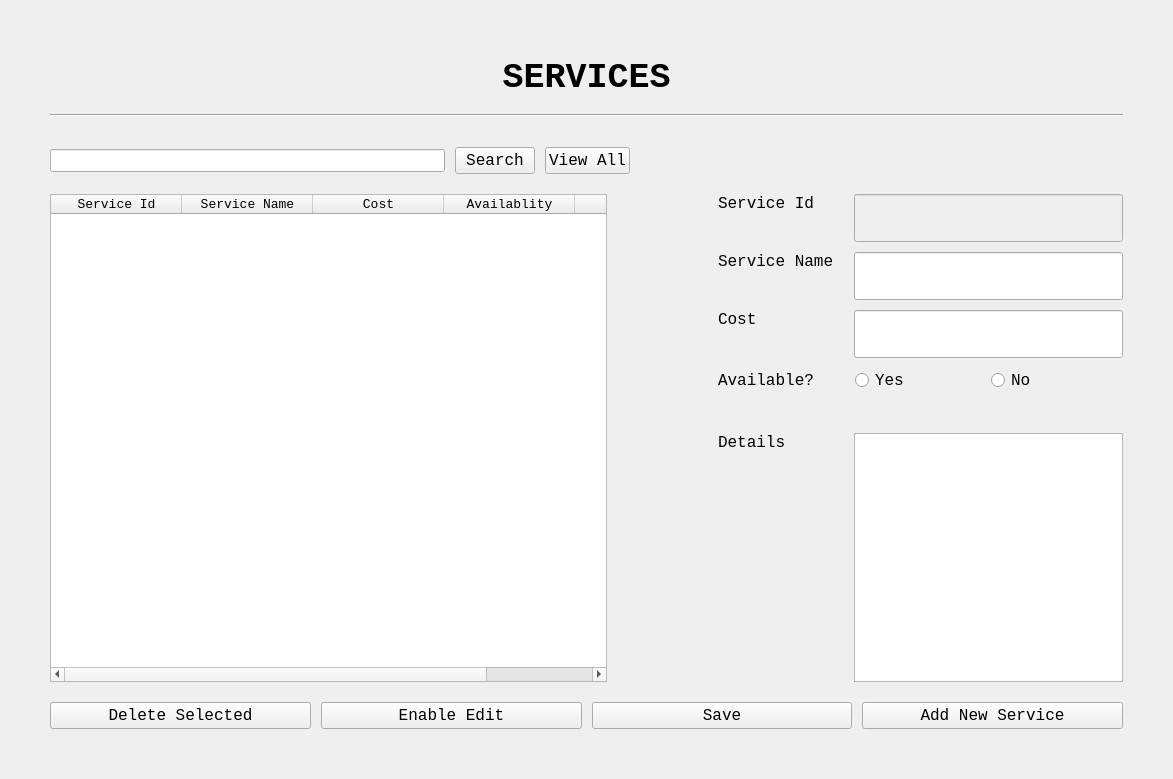
Old version of the form ServiceUI.ui in the repository ASNaeem/Simple-VCMS.
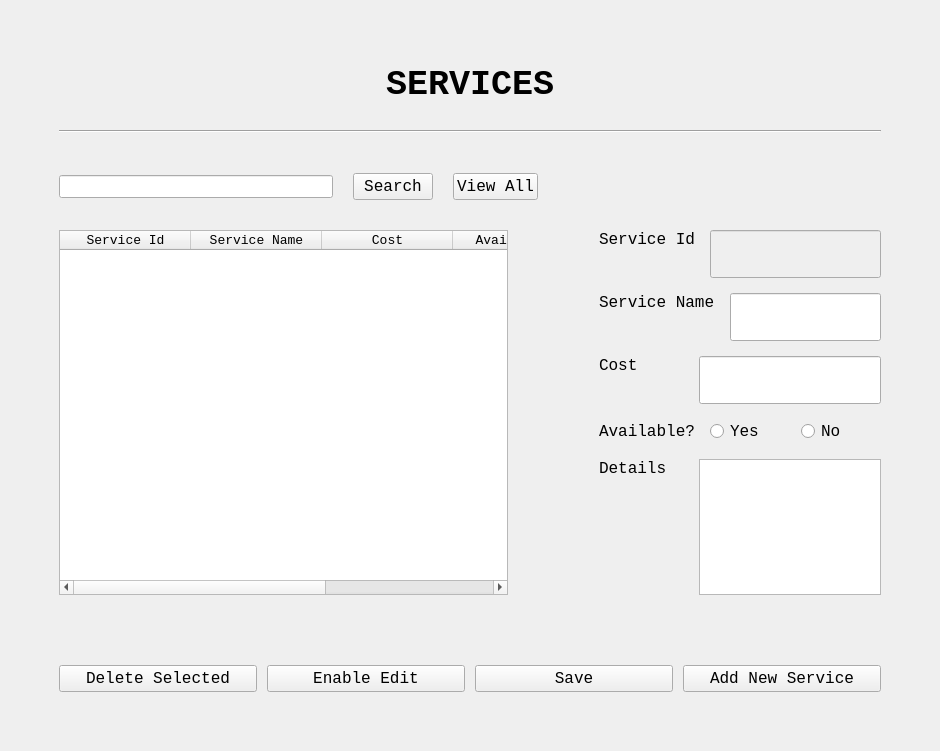
New version of the form.

Commit message: fixed alignment of the front windows

```diff
--- a/ServiceUI.ui
+++ b/ServiceUI.ui
@@ -6,8 +6,8 @@
    <rect>
     <x>0</x>
     <y>0</y>
-    <width>1173</width>
-    <height>779</height>
+    <width>940</width>
+    <height>751</height>
    </rect>
   </property>
   <property name="font">
@@ -20,40 +20,37 @@
   </property>
   <widget class="QWidget" name="centralwidget">
    <layout class="QVBoxLayout" name="verticalLayout_4">
-    <property name="spacing">
-     <number>10</number>
-    </property>
-    <property name="leftMargin">
-     <number>20</number>
-    </property>
-    <property name="topMargin">
-     <number>20</number>
-    </property>
-    <property name="rightMargin">
-     <number>20</number>
-    </property>
-    <property name="bottomMargin">
-     <number>20</number>
-    </property>
     <item>
-     <layout class="QVBoxLayout" name="verticalLayout_3" stretch="10,0,10,90,10">
+     <layout class="QVBoxLayout" name="verticalLayout_3" stretch="0,0,10,90,0,10">
       <property name="spacing">
-       <number>10</number>
+       <number>20</number>
       </property>
       <property name="leftMargin">
-       <number>30</number>
+       <number>50</number>
       </property>
       <property name="topMargin">
-       <number>30</number>
+       <number>50</number>
       </property>
       <property name="rightMargin">
-       <number>30</number>
+       <number>50</number>
       </property>
       <property name="bottomMargin">
-       <number>30</number>
+       <number>50</number>
       </property>
       <item>
        <layout class="QVBoxLayout" name="verticalLayout">
+        <property name="leftMargin">
+         <number>5</number>
+        </property>
+        <property name="topMargin">
+         <number>5</number>
+        </property>
+        <property name="rightMargin">
+         <number>5</number>
+        </property>
+        <property name="bottomMargin">
+         <number>5</number>
+        </property>
         <item>
          <widget class="QLabel" name="ServiceLebel1">
           <property name="font">
@@ -234,8 +231,11 @@
         </item>
         <item>
          <layout class="QVBoxLayout" name="verticalLayout_2">
+          <property name="spacing">
+           <number>15</number>
+          </property>
           <item>
-           <layout class="QHBoxLayout" name="horizontalLayout_2" stretch="30,64">
+           <layout class="QHBoxLayout" name="horizontalLayout_2" stretch="7,15">
             <item>
              <widget class="QLabel" name="ServiceIdLebel">
               <property name="font">
@@ -262,7 +262,7 @@
            </layout>
           </item>
           <item>
-           <layout class="QHBoxLayout" name="horizontalLayout_3" stretch="30,64">
+           <layout class="QHBoxLayout" name="horizontalLayout_3" stretch="7,15">
             <item>
              <widget class="QLabel" name="ServiceNameLebel">
               <property name="font">
@@ -285,7 +285,7 @@
            </layout>
           </item>
           <item>
-           <layout class="QHBoxLayout" name="horizontalLayout_4" stretch="30,64">
+           <layout class="QHBoxLayout" name="horizontalLayout_4" stretch="7,15">
             <item>
              <widget class="QLabel" name="CostLebel">
               <property name="font">
@@ -308,12 +308,12 @@
            </layout>
           </item>
           <item>
-           <layout class="QHBoxLayout" name="horizontalLayout_5">
+           <layout class="QHBoxLayout" name="horizontalLayout_5" stretch="14,15,15">
             <property name="rightMargin">
              <number>5</number>
             </property>
             <property name="bottomMargin">
-             <number>30</number>
+             <number>0</number>
             </property>
             <item>
              <widget class="QLabel" name="AvailabilityLebel">
@@ -357,7 +357,7 @@
            </layout>
           </item>
           <item>
-           <layout class="QHBoxLayout" name="horizontalLayout_6" stretch="30,64">
+           <layout class="QHBoxLayout" name="horizontalLayout_6" stretch="7,15">
             <item>
              <widget class="QLabel" name="DetailsLebel">
               <property name="font">
@@ -384,7 +384,20 @@
        </layout>
       </item>
       <item>
-       <layout class="QHBoxLayout" name="horizontalLayout_8">
+       <spacer name="verticalSpacer">
+        <property name="orientation">
+         <enum>Qt::Vertical</enum>
+        </property>
+        <property name="sizeHint" stdset="0">
+         <size>
+          <width>20</width>
+          <height>40</height>
+         </size>
+        </property>
+       </spacer>
+      </item>
+      <item>
+       <layout class="QHBoxLayout" name="horizontalLayout_9">
         <property name="spacing">
          <number>10</number>
         </property>
```
Left out of the diff: 12 changed lines with no effect on the pictures. The commit also changes 7 other files.
